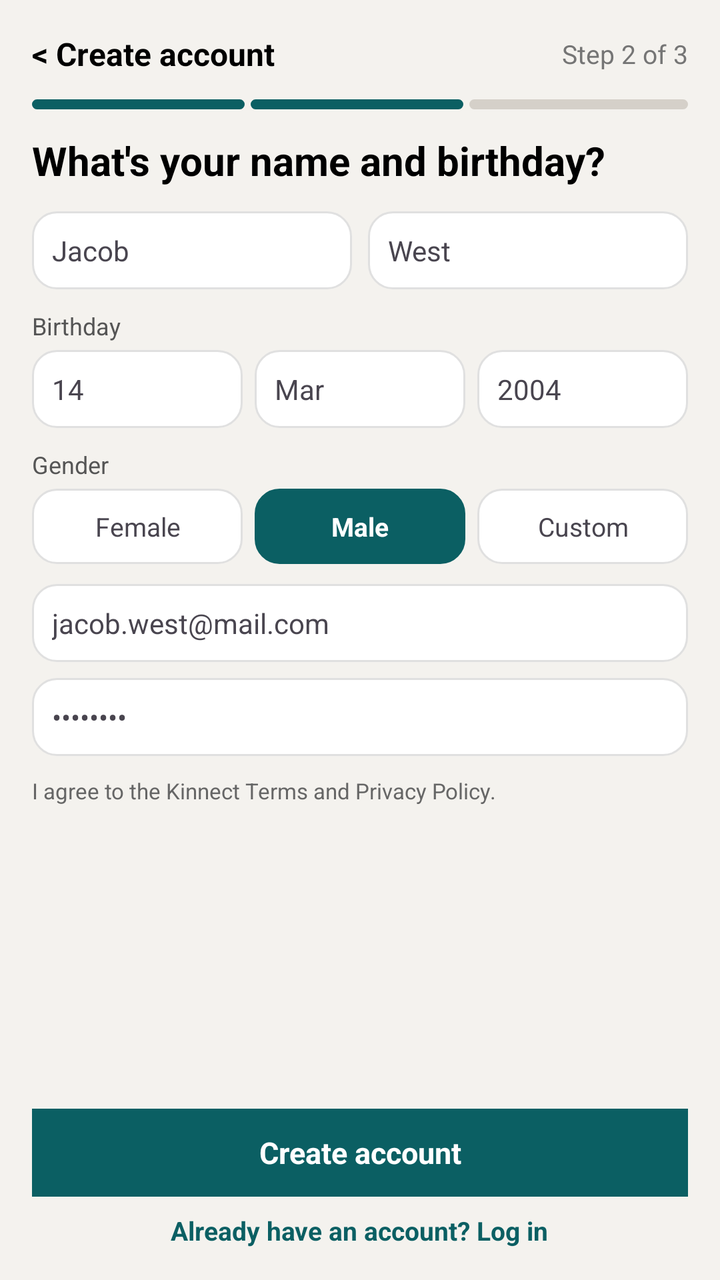
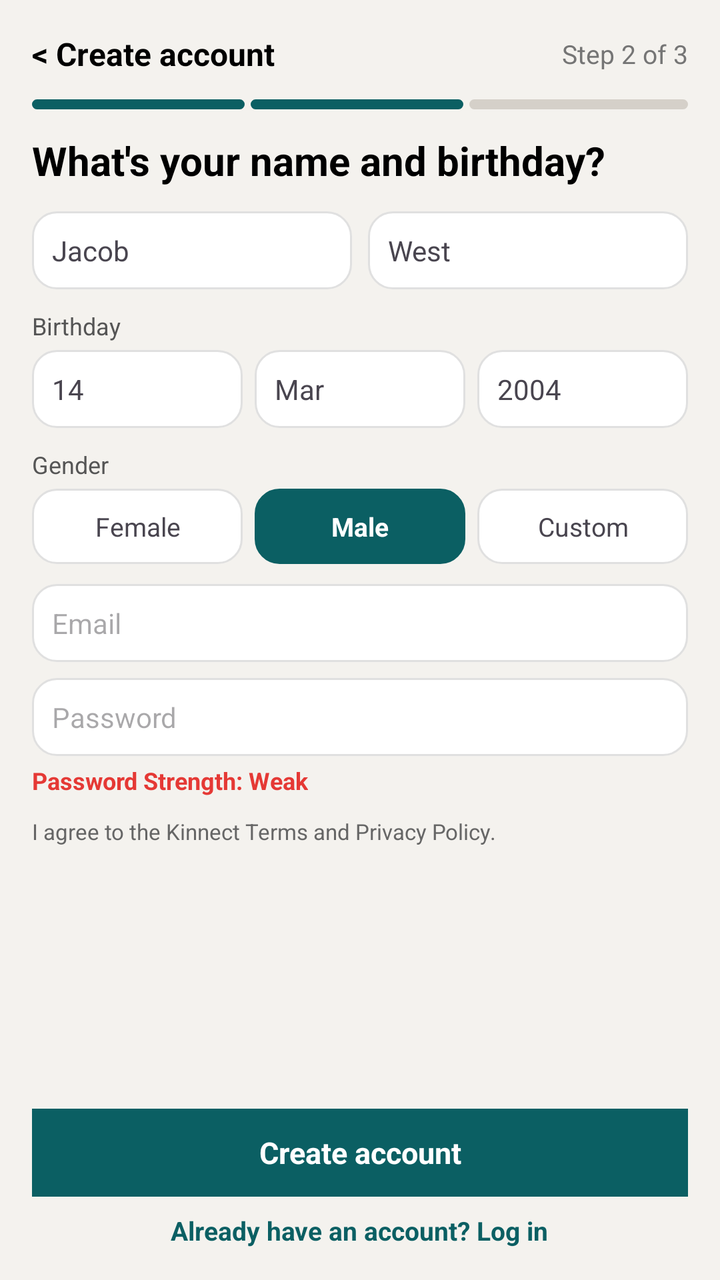

The first picture is an Android layout as it rendered before a commit; the second is the same layout after the commit. The layout source and the unified diff follow.
<!-- AndroidManifest.xml: application theme Theme.I230720_SMD_Assignment1 -->
<!-- res/layout/create_account.xml -->
<?xml version="1.0" encoding="utf-8"?>
<LinearLayout xmlns:android="http://schemas.android.com/apk/res/android"
    android:layout_width="match_parent"
    android:layout_height="match_parent"
    android:background="@color/background1"
    android:orientation="vertical"
    android:padding="16dp">

    <LinearLayout
        android:layout_width="match_parent"
        android:layout_height="wrap_content"
        android:gravity="center_vertical"
        android:orientation="horizontal">



        <TextView
            android:id="@+id/btnBack"
            android:layout_width="wrap_content"
            android:layout_height="wrap_content"
            android:text="&lt; Create account"
            android:textColor="#000000"
            android:textSize="16sp"
            android:textStyle="bold" />

        <View
            android:layout_width="0dp"
            android:layout_height="1dp"
            android:layout_weight="1" />

        <TextView
            android:layout_width="wrap_content"
            android:layout_height="wrap_content"
            android:text="Step 2 of 3"
            android:textColor="#757575"
            android:textSize="13sp" />
    </LinearLayout>

    <LinearLayout
        android:layout_width="match_parent"
        android:layout_height="5dp"
        android:orientation="horizontal"
        android:layout_marginTop="12dp">

        <TextView
            android:layout_width="match_parent"
            android:layout_height="match_parent"
            android:layout_weight="1"
            android:layout_marginRight="3dp"
            android:background="@drawable/rounded_card"
            android:backgroundTint="@color/teal"/>
        <TextView
            android:layout_width="match_parent"
            android:layout_height="match_parent"
            android:layout_weight="1"
            android:layout_marginRight="3dp"
            android:background="@drawable/rounded_card"
            android:backgroundTint="@color/teal"/>
        <TextView
            android:layout_width="match_parent"
            android:layout_height="match_parent"
            android:layout_weight="1"
            android:background="@drawable/rounded_card"
            android:backgroundTint="#d5d0c9"/>



    </LinearLayout>


    <TextView
        android:layout_width="match_parent"
        android:layout_height="wrap_content"
        android:layout_marginTop="12dp"
        android:text="What's your name and birthday?"
        android:textColor="#000000"
        android:textSize="20sp"
        android:textStyle="bold" />

    <LinearLayout
        android:layout_width="match_parent"
        android:layout_height="wrap_content"
        android:layout_marginTop="12dp"
        android:orientation="horizontal">

        <TextView
            android:layout_width="0dp"
            android:layout_height="wrap_content"
            android:layout_marginEnd="4dp"
            android:layout_weight="1"
            android:background="@drawable/rounded_card"
            android:padding="10dp"
            android:text="Jacob"
            android:textSize="14sp" />

        <TextView
            android:layout_width="0dp"
            android:layout_height="wrap_content"
            android:layout_marginStart="4dp"
            android:layout_weight="1"
            android:background="@drawable/rounded_card"
            android:padding="10dp"
            android:text="West"
            android:textSize="14sp" />
    </LinearLayout>

    <TextView
        android:layout_width="wrap_content"
        android:layout_height="wrap_content"
        android:layout_marginTop="10dp"
        android:text="Birthday"
        android:textColor="#555555"
        android:textSize="12sp" />

    <LinearLayout
        android:layout_width="match_parent"
        android:layout_height="wrap_content"
        android:layout_marginTop="4dp"
        android:orientation="horizontal">

        <TextView
            android:layout_width="0dp"
            android:layout_height="wrap_content"
            android:layout_marginEnd="4dp"
            android:layout_weight="1"
            android:background="@drawable/rounded_card"
            android:padding="10dp"
            android:text="14"
            android:textSize="14sp" />

        <TextView
            android:layout_width="0dp"
            android:layout_height="wrap_content"
            android:layout_marginStart="2dp"
            android:layout_marginEnd="2dp"
            android:layout_weight="1"
            android:background="@drawable/rounded_card"
            android:padding="10dp"
            android:text="Mar"
            android:textSize="14sp" />

        <TextView
            android:layout_width="0dp"
            android:layout_height="wrap_content"
            android:layout_marginStart="4dp"
            android:layout_weight="1"
            android:background="@drawable/rounded_card"
            android:padding="10dp"
            android:text="2004"
            android:textSize="14sp" />
    </LinearLayout>

    <TextView
        android:layout_width="wrap_content"
        android:layout_height="wrap_content"
        android:layout_marginTop="10dp"
        android:text="Gender"
        android:textColor="#555555"
        android:textSize="12sp" />

    <LinearLayout
        android:layout_width="match_parent"
        android:layout_height="wrap_content"
        android:layout_marginTop="4dp"
        android:orientation="horizontal">

        <TextView
            android:layout_width="0dp"
            android:layout_height="wrap_content"
            android:layout_marginEnd="4dp"
            android:layout_weight="1"
            android:background="@drawable/rounded_card"
            android:gravity="center"
            android:padding="10dp"
            android:text="Female"
            android:textSize="13sp" />

        <TextView
            android:layout_width="0dp"
            android:layout_height="wrap_content"
            android:layout_marginStart="2dp"
            android:layout_marginEnd="2dp"
            android:layout_weight="1"
            android:background="@drawable/rounded_card"
            android:backgroundTint="@color/teal"
            android:gravity="center"
            android:padding="10dp"
            android:text="Male"
            android:textColor="#FFFFFF"
            android:textSize="13sp"
            android:textStyle="bold" />

        <TextView
            android:layout_width="0dp"
            android:layout_height="wrap_content"
            android:layout_marginStart="4dp"
            android:layout_weight="1"
            android:background="@drawable/rounded_card"
            android:gravity="center"
            android:padding="10dp"
            android:text="Custom"
            android:textSize="13sp" />
    </LinearLayout>

    <TextView
        android:layout_width="match_parent"
        android:layout_height="wrap_content"
        android:layout_marginTop="10dp"
        android:background="@drawable/rounded_card"
        android:padding="10dp"
        android:text="jacob.west@mail.com"
        android:textSize="14sp" />

    <TextView
        android:layout_width="match_parent"
        android:layout_height="wrap_content"
        android:layout_marginTop="8dp"
        android:background="@drawable/rounded_card"
        android:padding="10dp"
        android:text="••••••••"
        android:textSize="14sp" />

    <TextView
        android:layout_width="match_parent"
        android:layout_height="wrap_content"
        android:layout_marginTop="10dp"
        android:text="I agree to the Kinnect Terms and Privacy Policy."
        android:textColor="#666666"
        android:textSize="11sp" />

    <View
        android:layout_width="match_parent"
        android:layout_height="0dp"
        android:layout_weight="1" />

    <TextView
        android:id="@+id/btnCreateAccountSubmit"
        android:layout_width="match_parent"
        android:layout_height="44dp"
        android:background="@color/teal"
        android:gravity="center"
        android:text="Create account"
        android:textColor="#FFFFFF"
        android:textSize="15sp"
        android:textStyle="bold" />

    <TextView
        android:id="@+id/tvLogin"
        android:layout_width="wrap_content"
        android:layout_height="wrap_content"
        android:layout_gravity="center_horizontal"
        android:layout_marginTop="8dp"
        android:text="Already have an account? Log in"
        android:textColor="@color/teal"
        android:textSize="13sp"
        android:textStyle="bold" />

</LinearLayout>
<!-- resources referenced by this layout -->
<resources>
  <color name="background1">#f4f2ee</color>
  <color name="teal">#0b5f63</color>
  <!-- drawable rounded_card (drawable) -->
  <?xml version="1.0" encoding="utf-8"?>
  <shape xmlns:android="http://schemas.android.com/apk/res/android"
      android:shape="rectangle">
      <solid android:color="#FFFFFF" />
      <corners android:radius="12dp" />
      <stroke android:width="1dp" android:color="#E0E0E0" />
  </shape>
  <style name="Theme.I230720_SMD_Assignment1" parent="Base.Theme.I230720_SMD_Assignment1" />
  <style name="Base.Theme.I230720_SMD_Assignment1" parent="Theme.Material3.DayNight.NoActionBar">
          
          
      </style>
</resources>

<!-- the commit's change to res/layout/create_account.xml (unified diff, before → after) -->
@@ -202,23 +202,37 @@
             android:textSize="13sp" />
     </LinearLayout>
 
-    <TextView
+    <EditText
+        android:id="@+id/etEmail"
         android:layout_width="match_parent"
         android:layout_height="wrap_content"
         android:layout_marginTop="10dp"
         android:background="@drawable/rounded_card"
         android:padding="10dp"
-        android:text="jacob.west@mail.com"
+        android:hint="Email"
+        android:inputType="textEmailAddress"
         android:textSize="14sp" />
 
-    <TextView
+    <EditText
+        android:id="@+id/etPassword"
         android:layout_width="match_parent"
         android:layout_height="wrap_content"
         android:layout_marginTop="8dp"
         android:background="@drawable/rounded_card"
         android:padding="10dp"
-        android:text="••••••••"
+        android:hint="Password"
+        android:inputType="textPassword"
         android:textSize="14sp" />
+
+    <TextView
+        android:id="@+id/tvPasswordStrength"
+        android:layout_width="wrap_content"
+        android:layout_height="wrap_content"
+        android:layout_marginTop="4dp"
+        android:text="Password Strength: Weak"
+        android:textColor="#E53935"
+        android:textSize="12sp"
+        android:textStyle="bold" />
 
     <TextView
         android:layout_width="match_parent"
